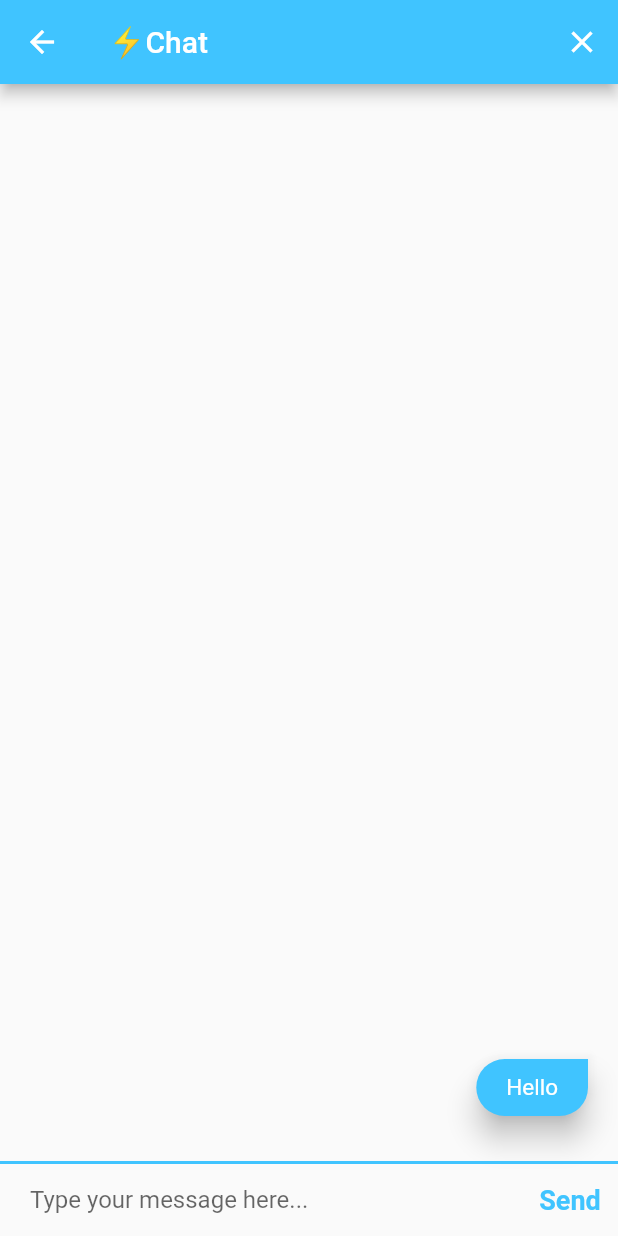
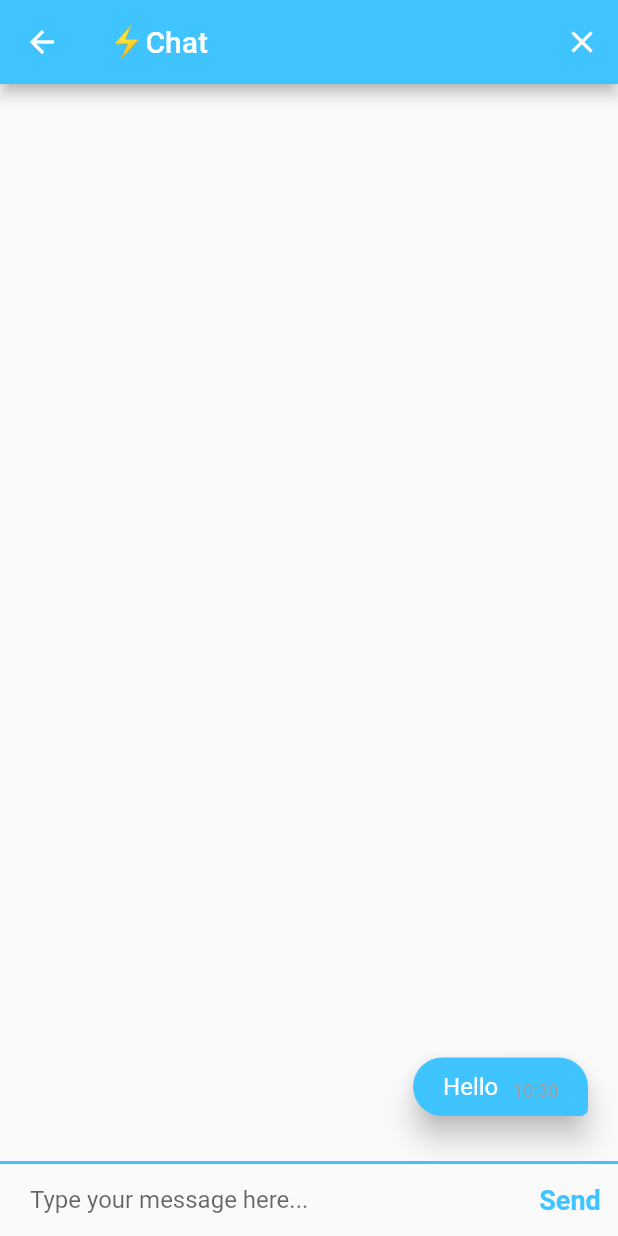
Before and after one commit to RahuII/Chatting-App, a Flutter app: the ChatScreen screen opened by its route, after a tap on "Send", on a phone screen of 412 x 824 dp. Run offline on Flutter 3.47's test engine with Material 2 defaults, Android fonts, the phone set to English and light mode, and no system bars; our stand-ins replace animated_text_kit, cloud_firestore, firebase_auth, firebase_core, flutter_progress_hud; accounts and stored records are empty.

```diff
--- a/lib/screens/chat_screen.dart
+++ b/lib/screens/chat_screen.dart
@@ -2,6 +2,7 @@ import 'package:firebase_auth/firebase_auth.dart';
 import 'package:flash_chat/constants.dart';
 import 'package:flutter/material.dart';
 import 'package:cloud_firestore/cloud_firestore.dart';
+import 'package:intl/intl.dart';
 
 final _auth = FirebaseAuth.instance;
 final _firestore = FirebaseFirestore.instance;
@@ -33,7 +34,7 @@ class _ChatScreenState extends State<ChatScreen> {
         loggedInUser = user;
       }
     } catch (e) {
-      print(e);
+      // print(e);
     }
   }
 
@@ -79,6 +80,8 @@ class _ChatScreenState extends State<ChatScreen> {
                       _firestore.collection('messages').add({
                         'text': messageText,
                         'sender': loggedInUser.email,
+                        'date': DateFormat("dd-MM-yyyy-hh:mm:ss a")
+                            .format(DateTime.now()),
                       });
                     },
                     child: const Text(
@@ -122,6 +125,7 @@ class MessagesStream extends StatelessWidget {
         for (var message in messages) {
           final messageSender = message.get('sender');
           final messageText = message.get('text');
+          final messageDateTime = message.get('date');
           final currentUser = loggedInUser.email;
 
           if (currentUser == messageSender) {}
@@ -130,6 +134,7 @@ class MessagesStream extends StatelessWidget {
             text: messageText,
             sender: messageSender,
             isMe: currentUser == messageSender,
+            time: messageDateTime.substring(11, 16),
           );
 
           messageBubble.add(messageWidget);
@@ -155,10 +160,12 @@ class MessageBubble extends StatelessWidget {
     required this.sender,
     required this.text,
     required this.isMe,
+    required this.time,
   }) : super(key: key);
 
   final String sender;
   final String text;
+  final String time;
   final bool isMe;
   @override
   Widget build(BuildContext context) {
@@ -177,7 +184,8 @@ class MessageBubble extends StatelessWidget {
                 ? const BorderRadius.only(
                     topLeft: Radius.circular(20.0),
                     bottomLeft: Radius.circular(20.0),
-                    bottomRight: Radius.circular(20.0),
+                    topRight: Radius.circular(20.0),
+                    bottomRight: Radius.circular(5.0),
                   )
                 : const BorderRadius.only(
                     topRight: Radius.circular(20.0),
@@ -188,11 +196,28 @@ class MessageBubble extends StatelessWidget {
             color: isMe ? Colors.lightBlueAccent : Colors.white,
             child: Padding(
               padding: const EdgeInsets.symmetric(vertical: 10, horizontal: 20),
-              child: Text(
-                text,
-                style: TextStyle(
-                  color: isMe ? Colors.white : Colors.black,
-                  fontSize: 15,
+              child: Container(
+                constraints: const BoxConstraints(maxWidth: 200),
+                child: Wrap(
+                  alignment: WrapAlignment.end,
+                  crossAxisAlignment: WrapCrossAlignment.end,
+                  children: [
+                    Text(
+                      text,
+                      style: TextStyle(
+                        color: isMe ? Colors.white : Colors.black,
+                        fontSize: 16,
+                      ),
+                    ),
+                    Padding(
+                      padding: const EdgeInsets.only(left: 10),
+                      child: Text(
+                        time,
+                        style:
+                            const TextStyle(fontSize: 12, color: Colors.grey),
+                      ),
+                    ),
+                  ],
                 ),
               ),
             ),
--- a/lib/screens/login_screen.dart
+++ b/lib/screens/login_screen.dart
@@ -74,13 +74,14 @@ class _LoginScreenState extends State<LoginScreen> {
                     try {
                       if (_isLoading) return;
                       setState(() => _isLoading = true);
+                      // ignore: unused_local_variable
                       final user = await _auth.signInWithEmailAndPassword(
                           email: email, password: password);
 
                       Navigator.pushNamed(context, ChatScreen.id);
                       setState(() => _isLoading = false);
                     } catch (e) {
-                      print(e);
+                      // print(e);
                     }
                   },
                   primaryColorHexCode: 0xFF40C4FF,
```
